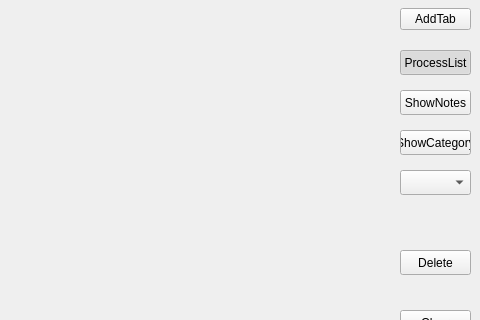
Qt form QKeyMapper/qkeymapper.ui (Zalafina/QKeyMapper) before a commit; both pictures show x 590 to 1070 and y 0 to 320 of the 1070 by 670 pixel window.
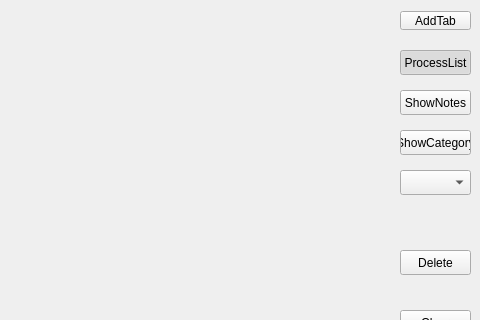
The same form after that commit.

Commit message: Button height changed.

```diff
--- a/QKeyMapper/qkeymapper.ui
+++ b/QKeyMapper/qkeymapper.ui
@@ -2116,9 +2116,9 @@
    <property name="geometry">
     <rect>
      <x>990</x>
-     <y>8</y>
+     <y>11</y>
      <width>71</width>
-     <height>22</height>
+     <height>19</height>
     </rect>
    </property>
    <property name="focusPolicy">
```
